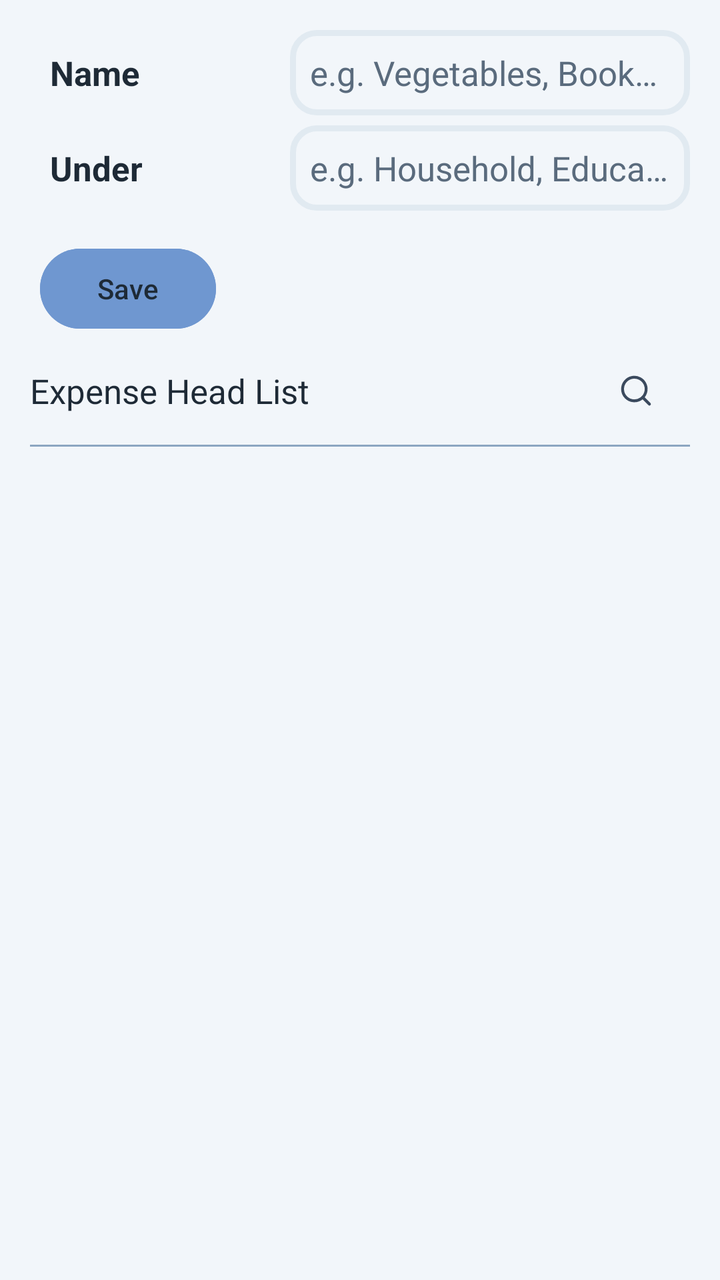
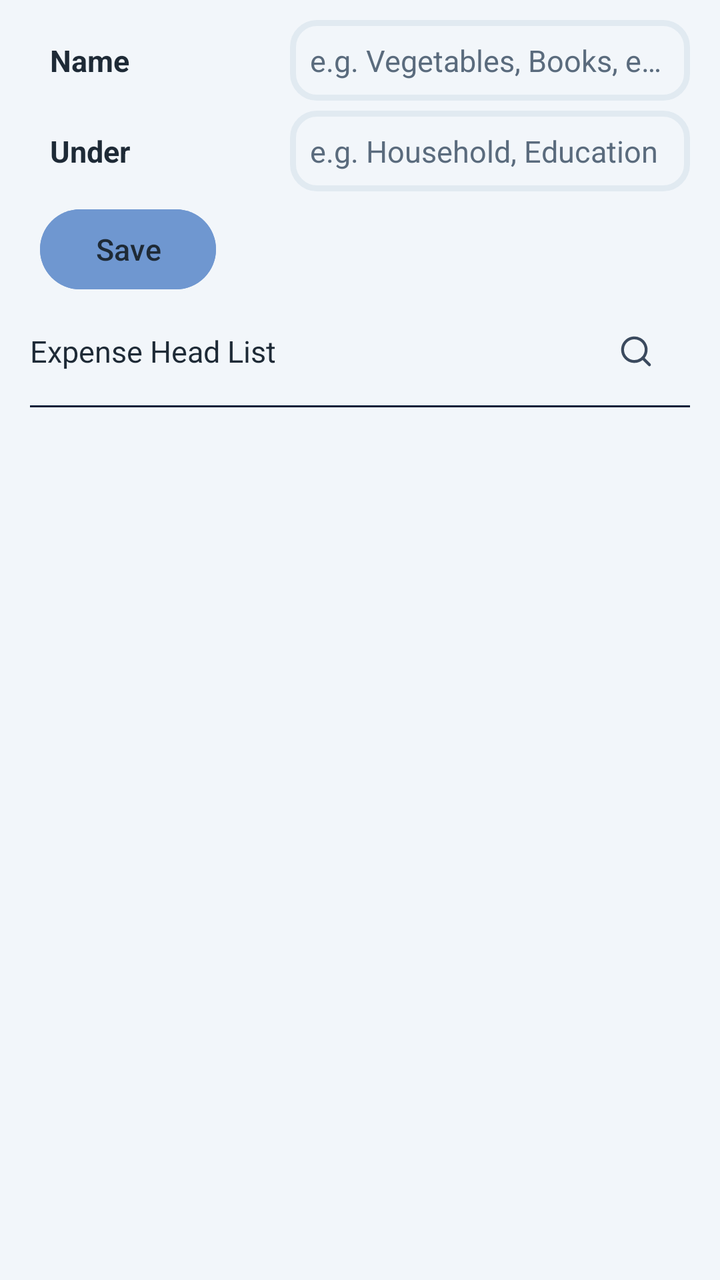

An Android layout rendered at two revisions. The XML below is the earlier revision; the diff shows what the commit changed to produce the second picture.
<!-- AndroidManifest.xml: application theme Theme.GharKharch -->
<!-- res/layout/fragment_add_sub_category.xml -->
<?xml version="1.0" encoding="utf-8"?>
<androidx.constraintlayout.widget.ConstraintLayout xmlns:android="http://schemas.android.com/apk/res/android"
    xmlns:app="http://schemas.android.com/apk/res-auto"
    android:layout_width="match_parent"
    android:layout_height="match_parent"
    android:background="@color/backgroundColor"
    android:padding="@dimen/padding_large">

    <TextView
        android:layout_width="0dp"
        android:layout_height="wrap_content"
        android:padding="@dimen/padding_medium"
        android:text="Name"
        android:textColor="@color/primaryTextColor"
        android:textSize="@dimen/text_size_large"
        android:textStyle="bold"
        app:layout_constraintBottom_toBottomOf="@id/input_sub_category"
        app:layout_constraintEnd_toStartOf="@id/input_sub_category"
        app:layout_constraintStart_toStartOf="parent"
        app:layout_constraintTop_toTopOf="@id/input_sub_category" />

    <EditText
        android:id="@+id/input_sub_category"
        style="@style/custom_edit_text"
        android:layout_width="200dp"
        android:layout_height="wrap_content"
        android:hint="@string/hint_sub_category"
        android:textSize="@dimen/text_size_large"
        app:layout_constraintEnd_toEndOf="parent"
        app:layout_constraintTop_toTopOf="parent" />

    <TextView
        android:layout_width="0dp"
        android:layout_height="wrap_content"
        android:layout_marginVertical="@dimen/margin_small"
        android:padding="@dimen/padding_medium"
        android:text="Under"
        android:textColor="@color/primaryTextColor"
        android:textSize="@dimen/text_size_large"
        android:textStyle="bold"
        app:layout_constraintBottom_toBottomOf="@id/input_category"
        app:layout_constraintEnd_toStartOf="@id/input_category"
        app:layout_constraintStart_toStartOf="parent"
        app:layout_constraintTop_toTopOf="@id/input_category" />

    <EditText
        android:id="@+id/input_category"
        style="@style/custom_edit_text"
        android:layout_width="200dp"
        android:layout_height="wrap_content"
        android:layout_marginVertical="@dimen/margin_small"
        android:hint="@string/hint_category"
        android:textSize="@dimen/text_size_large"
        app:layout_constraintEnd_toEndOf="parent"
        app:layout_constraintTop_toBottomOf="@id/input_sub_category" />

    <Button
        android:id="@+id/addBtn"
        android:layout_width="wrap_content"
        android:layout_height="wrap_content"
        android:layout_marginVertical="@dimen/margin_large"
        android:layout_marginStart="@dimen/margin_small"
        android:backgroundTint="@color/buttonColor"
        android:text="Save"
        android:textColor="@color/primaryTextColor"
        app:layout_constraintStart_toStartOf="parent"
        app:layout_constraintTop_toBottomOf="@id/input_category" />

    <androidx.recyclerview.widget.RecyclerView
        android:id="@+id/category_search_list"
        android:layout_width="0dp"
        android:layout_height="wrap_content"
        android:layout_marginVertical="@dimen/margin_small"
        android:background="@drawable/rounded_panel"
        android:backgroundTint="@color/backgroundColor"
        android:clipToOutline="true"
        android:outlineProvider="background"
        android:translationZ="5dp"
        android:visibility="gone"
        app:layout_constraintEnd_toEndOf="@id/input_category"
        app:layout_constraintStart_toStartOf="@id/input_category"
        app:layout_constraintTop_toBottomOf="@id/input_category" />

    <LinearLayout
        android:id="@+id/list_container"
        android:layout_width="match_parent"
        android:layout_height="wrap_content"
        android:gravity="center"
        android:orientation="horizontal"
        app:layout_constraintTop_toBottomOf="@id/addBtn">

        <TextView
            android:id="@+id/list_title"
            android:layout_width="0dp"
            android:layout_height="wrap_content"
            android:layout_weight="1"
            android:paddingVertical="@dimen/padding_large"
            android:text="Expense Head List"
            android:textSize="@dimen/text_size_large" />

        <SearchView
            android:id="@+id/search_view"
            android:layout_width="0dp"
            android:layout_height="wrap_content"
            android:layout_marginVertical="@dimen/margin_medium"
            android:layout_weight="1"
            android:background="@drawable/search_bar_border"
            android:iconifiedByDefault="false"
            android:visibility="gone" />

        <ImageView
            android:id="@+id/close_button"
            android:layout_width="wrap_content"
            android:layout_height="wrap_content"
            android:importantForAccessibility="no"
            android:padding="@dimen/padding_large"
            android:src="@drawable/close_search_icon"
            android:visibility="gone" />

        <ImageView
            android:id="@+id/search_button"
            android:layout_width="wrap_content"
            android:layout_height="wrap_content"
            android:importantForAccessibility="no"
            android:padding="@dimen/padding_large"
            android:src="@drawable/search_icon" />

    </LinearLayout>

    <View
        android:id="@+id/separator"
        android:layout_width="match_parent"
        android:layout_height="1dp"
        android:background="@color/secondaryColor"
        app:layout_constraintTop_toBottomOf="@id/list_container" />

    <androidx.recyclerview.widget.RecyclerView
        android:id="@+id/rcv_sub_category_list"
        android:layout_width="0dp"
        android:layout_height="0dp"
        android:layout_marginVertical="@dimen/margin_small"
        app:layout_constraintBottom_toBottomOf="parent"
        app:layout_constraintEnd_toEndOf="@id/separator"
        app:layout_constraintStart_toStartOf="@id/list_container"
        app:layout_constraintTop_toBottomOf="@id/list_container" />

</androidx.constraintlayout.widget.ConstraintLayout>
<!-- resources referenced by this layout -->
<resources>
  <color name="backgroundColor">#F2F6FA</color>
  <color name="buttonColor">#6F97D0</color>
  <color name="primaryTextColor">#1E2A36</color>
  <color name="secondaryColor">#8CA6C1</color>
  <dimen name="margin_large">15dp</dimen>
  <dimen name="margin_medium">10dp</dimen>
  <dimen name="margin_small">5dp</dimen>
  <dimen name="padding_large">15dp</dimen>
  <dimen name="padding_medium">10dp</dimen>
  <dimen name="text_size_large">17sp</dimen>
  <!-- drawable rounded_panel (drawable) -->
  <?xml version="1.0" encoding="utf-8"?>
  <shape xmlns:android="http://schemas.android.com/apk/res/android"
      android:shape="rectangle">
      <corners android:radius="8dp" />
  </shape>
  <!-- drawable search_bar_border (drawable) -->
  <?xml version="1.0" encoding="utf-8"?>
  <shape xmlns:android="http://schemas.android.com/apk/res/android"
      android:shape="rectangle">
      <stroke
          android:width="2dp"
          android:color="@color/searchBarBg" />
      <corners android:radius="12dp" />
  </shape>
  <string name="hint_category">e.g. Household, Education</string>
  <string name="hint_sub_category">e.g. Vegetables, Books, etc.</string>
  <style name="custom_edit_text" parent="Widget.AppCompat.EditText">
          <item name="android:maxLines">1</item>
          <item name="android:maxLength">20</item>
          <item name="android:ellipsize">end</item>
          <item name="android:inputType">text</item>
          <item name="android:importantForAutofill">no</item>
          <item name="android:padding">@dimen/padding_medium</item>
          <item name="android:background">@drawable/rounded_border</item>
          <item name="android:textColorHint">@color/primaryTextColorVariant</item>
      </style>
  <style name="Theme.GharKharch" parent="Base.Theme.GharKharch">
          <item name="colorPrimary">@color/backgroundColor</item>
          <item name="colorSecondary">@color/lGrey</item>
          
          <item name="colorOnSecondary">@color/primaryTextColor</item>
          <item name="colorOnPrimary">@color/primaryTextColor</item>
          
          <item name="android:textColor">@color/primaryTextColor</item>
          <item name="android:textColorPrimary">@color/primaryTextColor</item>
          <item name="android:textColorSecondary">@color/primaryTextColorVariant</item>
          
          <item name="android:statusBarColor">@color/backgroundColorVariant</item>
          <item name="android:navigationBarColor">@color/backgroundColorVariant</item>
          <item name="android:windowLightNavigationBar">true</item>
          <item name="android:windowLightStatusBar">true</item>
  
      </style>
  <color name="searchBarBg">#5A6B7D</color>
  <color name="iconColor">#3B4A5E</color>
  <!-- drawable rounded_border (drawable) -->
  <?xml version="1.0" encoding="utf-8"?>
  <shape xmlns:android="http://schemas.android.com/apk/res/android"
      android:shape="rectangle">
      <stroke
          android:width="3dp"
          android:color="@color/backgroundColorVariant" />
      <corners android:radius="12dp" />
  </shape>
  <color name="primaryTextColorVariant">#5A6B7D</color>
  <style name="Base.Theme.GharKharch" parent="Theme.Material3.DayNight.NoActionBar">
          
      </style>
  <color name="lGrey">#616161</color>
  <color name="backgroundColorVariant">#E1EAF1</color>
  <!-- unchanged entries left out for length: 2 -->
</resources>

<!-- the commit's change to res/layout/fragment_add_sub_category.xml (unified diff, before → after) -->
@@ -4,7 +4,7 @@
     android:layout_width="match_parent"
     android:layout_height="match_parent"
     android:background="@color/backgroundColor"
-    android:padding="@dimen/padding_large">
+    android:paddingHorizontal="@dimen/padding_large">
 
     <TextView
         android:layout_width="0dp"
@@ -12,7 +12,7 @@
         android:padding="@dimen/padding_medium"
         android:text="Name"
         android:textColor="@color/primaryTextColor"
-        android:textSize="@dimen/text_size_large"
+        android:textSize="@dimen/text_size_medium"
         android:textStyle="bold"
         app:layout_constraintBottom_toBottomOf="@id/input_sub_category"
         app:layout_constraintEnd_toStartOf="@id/input_sub_category"
@@ -24,8 +24,9 @@
         style="@style/custom_edit_text"
         android:layout_width="200dp"
         android:layout_height="wrap_content"
+        android:layout_marginTop="@dimen/margin_medium"
         android:hint="@string/hint_sub_category"
-        android:textSize="@dimen/text_size_large"
+        android:textSize="@dimen/text_size_medium"
         app:layout_constraintEnd_toEndOf="parent"
         app:layout_constraintTop_toTopOf="parent" />
 
@@ -36,7 +37,7 @@
         android:padding="@dimen/padding_medium"
         android:text="Under"
         android:textColor="@color/primaryTextColor"
-        android:textSize="@dimen/text_size_large"
+        android:textSize="@dimen/text_size_medium"
         android:textStyle="bold"
         app:layout_constraintBottom_toBottomOf="@id/input_category"
         app:layout_constraintEnd_toStartOf="@id/input_category"
@@ -48,9 +49,9 @@
         style="@style/custom_edit_text"
         android:layout_width="200dp"
         android:layout_height="wrap_content"
-        android:layout_marginVertical="@dimen/margin_small"
+        android:layout_marginTop="@dimen/margin_small"
         android:hint="@string/hint_category"
-        android:textSize="@dimen/text_size_large"
+        android:textSize="@dimen/text_size_medium"
         app:layout_constraintEnd_toEndOf="parent"
         app:layout_constraintTop_toBottomOf="@id/input_sub_category" />
 
@@ -58,12 +59,26 @@
         android:id="@+id/addBtn"
         android:layout_width="wrap_content"
         android:layout_height="wrap_content"
-        android:layout_marginVertical="@dimen/margin_large"
+        android:layout_marginVertical="@dimen/margin_small"
         android:layout_marginStart="@dimen/margin_small"
         android:backgroundTint="@color/buttonColor"
         android:text="Save"
         android:textColor="@color/primaryTextColor"
+        android:textSize="@dimen/text_size_medium"
         app:layout_constraintStart_toStartOf="parent"
+        app:layout_constraintTop_toBottomOf="@id/input_category" />
+
+    <Button
+        android:id="@+id/cancelBtn"
+        android:layout_width="wrap_content"
+        android:layout_height="wrap_content"
+        android:layout_marginHorizontal="@dimen/margin_large"
+        android:layout_marginVertical="@dimen/margin_medium"
+        android:backgroundTint="@color/red"
+        android:text="Cancel"
+        android:textSize="@dimen/text_size_medium"
+        android:visibility="gone"
+        app:layout_constraintStart_toEndOf="@id/addBtn"
         app:layout_constraintTop_toBottomOf="@id/input_category" />
 
     <androidx.recyclerview.widget.RecyclerView
@@ -96,7 +111,7 @@
             android:layout_weight="1"
             android:paddingVertical="@dimen/padding_large"
             android:text="Expense Head List"
-            android:textSize="@dimen/text_size_large" />
+            android:textSize="@dimen/text_size_medium" />
 
         <SearchView
             android:id="@+id/search_view"
@@ -131,7 +146,7 @@
         android:id="@+id/separator"
         android:layout_width="match_parent"
         android:layout_height="1dp"
-        android:background="@color/secondaryColor"
+        android:background="@color/white_A_black"
         app:layout_constraintTop_toBottomOf="@id/list_container" />
 
     <androidx.recyclerview.widget.RecyclerView
<!-- resource entries referenced after the edit -->
@@ -3,13 +3,14 @@
   <color name="backgroundColor">#F2F6FA</color>
   <color name="buttonColor">#6F97D0</color>
   <color name="primaryTextColor">#1E2A36</color>
-  <color name="secondaryColor">#8CA6C1</color>
+  <color name="red">#FF0000</color>
+  <color name="white_A_black">#011B37</color>
   <dimen name="margin_large">15dp</dimen>
   <dimen name="margin_medium">10dp</dimen>
   <dimen name="margin_small">5dp</dimen>
   <dimen name="padding_large">15dp</dimen>
   <dimen name="padding_medium">10dp</dimen>
-  <dimen name="text_size_large">17sp</dimen>
+  <dimen name="text_size_medium">15sp</dimen>
   <!-- drawable rounded_panel (drawable) -->
   <?xml version="1.0" encoding="utf-8"?>
   <shape xmlns:android="http://schemas.android.com/apk/res/android"
@@ -31,7 +32,7 @@
           <item name="android:maxLines">1</item>
           <item name="android:maxLength">20</item>
           <item name="android:ellipsize">end</item>
-          <item name="android:inputType">text</item>
+          <item name="android:inputType">textCapSentences</item>
           <item name="android:importantForAutofill">no</item>
           <item name="android:padding">@dimen/padding_medium</item>
           <item name="android:background">@drawable/rounded_border</item>
